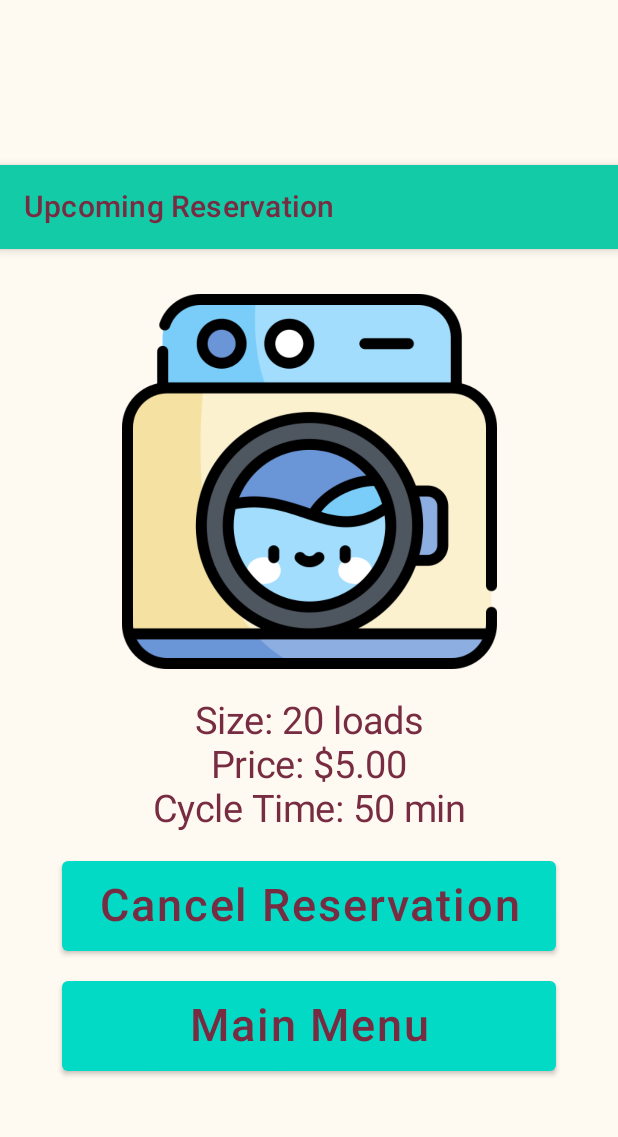
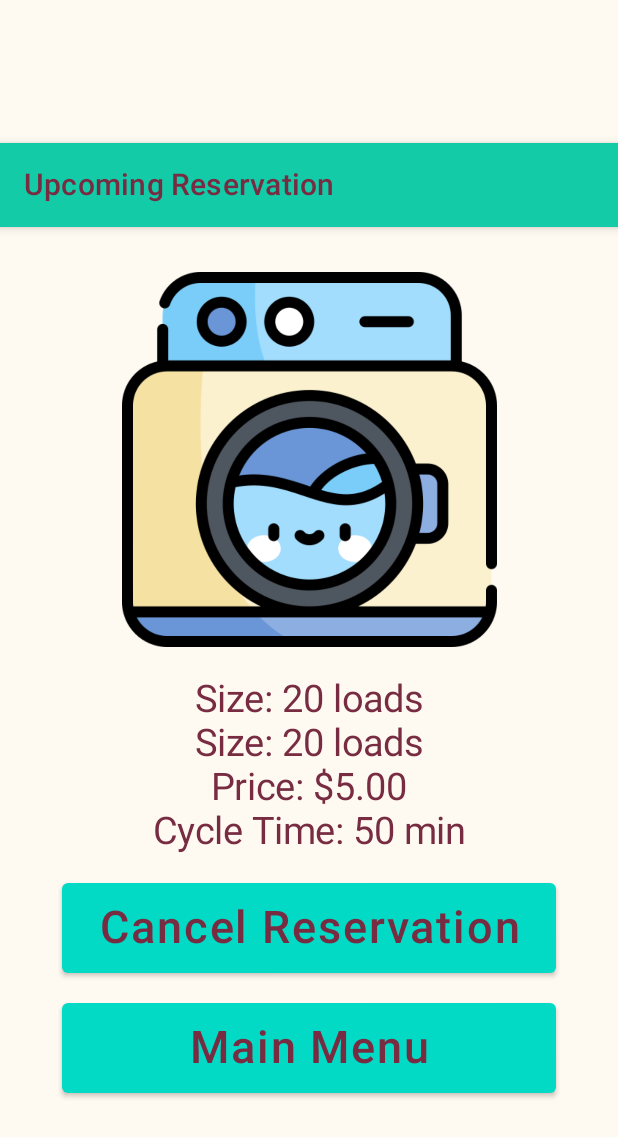
Before and after one commit to Gale6/Laundr-o-matic, an Android app built with Jetpack Compose: the UpcomingReservationScreen screen opened through its navigation route, on a phone screen of 412 x 824 dp. Shown: the top 1137 px of the screen. Run offline under Robolectric (Android 15) with nearby library versions, the phone set to English and light mode, and no system bars; network calls fail.

Commit message:
Minor Improvements

```diff
--- a/app/src/main/java/com/revature/laundr_o_matic/CurrentMachineScreen.kt
+++ b/app/src/main/java/com/revature/laundr_o_matic/CurrentMachineScreen.kt
@@ -50,7 +50,7 @@ fun CurrentMachineScreen(navController: NavController)
                     )
                     Spacer(modifier = Modifier.height(7.dp))
                     Text(
-                        text = "Your clothes are currently \nwashing.",
+                        text = "Your clothes are currently \ncycling.",
                         fontSize = 25.sp,
                         color = colorResource(id = R.color.customDarkBrown),
                         textAlign = TextAlign.Center
--- a/app/src/main/java/com/revature/laundr_o_matic/MachinesInUseScreen.kt
+++ b/app/src/main/java/com/revature/laundr_o_matic/MachinesInUseScreen.kt
@@ -33,7 +33,6 @@ fun MachinesInUseScreen(navController: NavController)
         TopAppBar(
             title = { Text("Machines in use", color = colorResource(id = R.color.customDarkBrown)) },
             backgroundColor = colorResource(id = R.color.animalCrossingGreen))
-
 
             Box(modifier = Modifier
                 .fillMaxSize()
@@ -180,7 +179,6 @@ fun MachinesInUseScreen(navController: NavController)
                         Spacer(modifier = Modifier.height(30.dp))
                     }
                 }
-
         }
     }
 }
--- a/app/src/main/java/com/revature/laundr_o_matic/MissedReservationScreen.kt
+++ b/app/src/main/java/com/revature/laundr_o_matic/MissedReservationScreen.kt
@@ -18,6 +18,7 @@ import androidx.compose.ui.res.colorResource
 import androidx.compose.ui.res.painterResource
 import androidx.compose.ui.text.TextStyle
 import androidx.compose.ui.text.font.FontWeight
+import androidx.compose.ui.text.style.TextAlign
 import androidx.compose.ui.tooling.preview.Preview
 import androidx.compose.ui.unit.dp
 import androidx.compose.ui.unit.sp
@@ -83,6 +84,7 @@ fun MissedReservationScreen(navController: NavController)
                 Text(
                     text = "You missed your reservation." +
                             "\nWould you like to reschedule?",
+                    textAlign = TextAlign.Center,
                     fontSize = 25.sp,
                     color = colorResource(id = R.color.customDarkBrown)
                 )
--- a/app/src/main/java/com/revature/laundr_o_matic/UpcomingReservationScreen.kt
+++ b/app/src/main/java/com/revature/laundr_o_matic/UpcomingReservationScreen.kt
@@ -52,21 +52,18 @@ fun UpcomingReservationScreen(navController: NavController) {
             verticalArrangement = Arrangement.Center
         )
         {
-
-
-
                 Image(
                     painter = painterResource(id = R.drawable.washing_machine),
                     contentDescription = "Machine icon",
                     modifier = Modifier.size(250.dp)
                 )
 
-
-
-
-
                     Spacer(modifier = Modifier.height(20.dp))
-
+                    Text(
+                        text = "Size: 20 loads",
+                        fontSize = 25.sp,
+                        color = colorResource(id = R.color.customDarkBrown)
+                    )
                     Text(
                         text = "Size: 20 loads",
                         fontSize = 25.sp,
--- a/app/src/main/java/com/revature/laundr_o_matic/utility/Stopwatch.kt
+++ b/app/src/main/java/com/revature/laundr_o_matic/utility/Stopwatch.kt
@@ -25,7 +25,7 @@ import kotlinx.coroutines.delay
 
 @Composable
 fun Timer(totalTimeInSeconds: Int, initialProgress: Float) {
-    var context = LocalContext.current
+    val context = LocalContext.current
 
     var progress by remember {
         mutableStateOf(initialProgress)
@@ -51,7 +51,9 @@ fun Timer(totalTimeInSeconds: Int, initialProgress: Float) {
     val timeMinutes = (timeRemaining / 60)
     val timeSeconds = (timeRemaining % 60)
 
-
+    if(timeRemaining == 300) {
+        Toast.makeText(context, "Your laundry will be done in 5 minutes!", Toast.LENGTH_LONG).show()
+    }
 
 
     Box(modifier = Modifier
```
